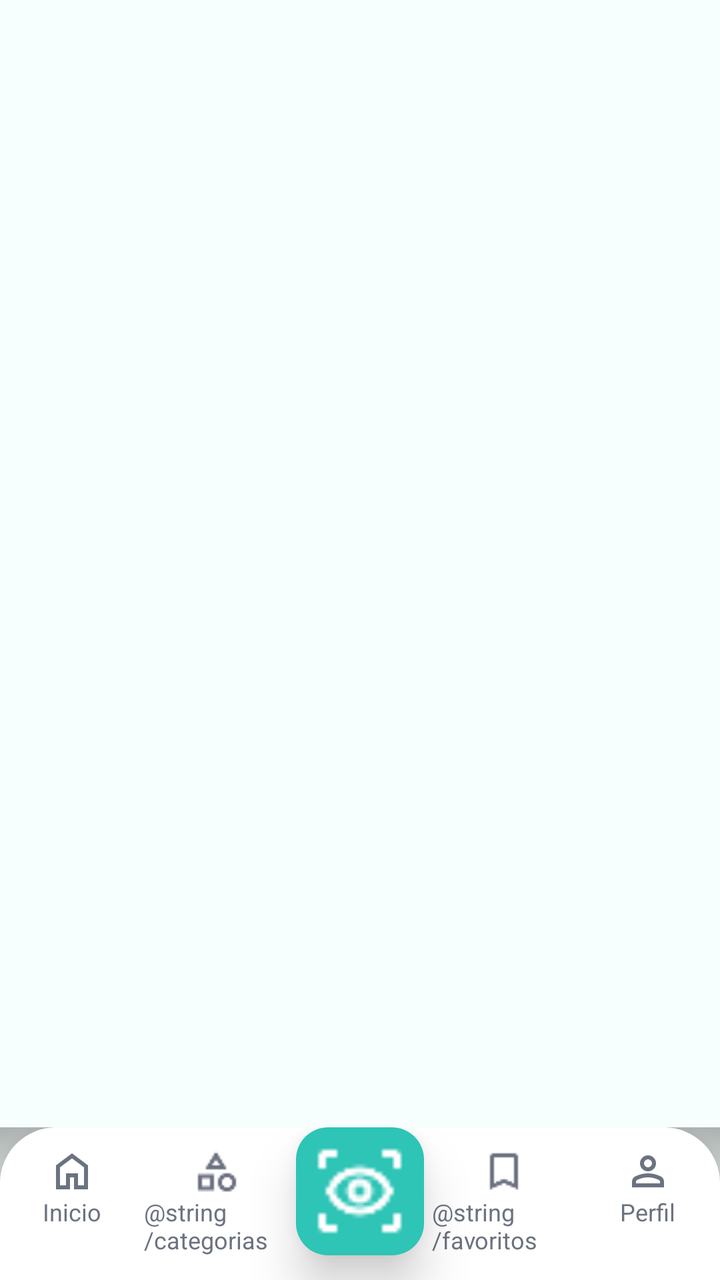
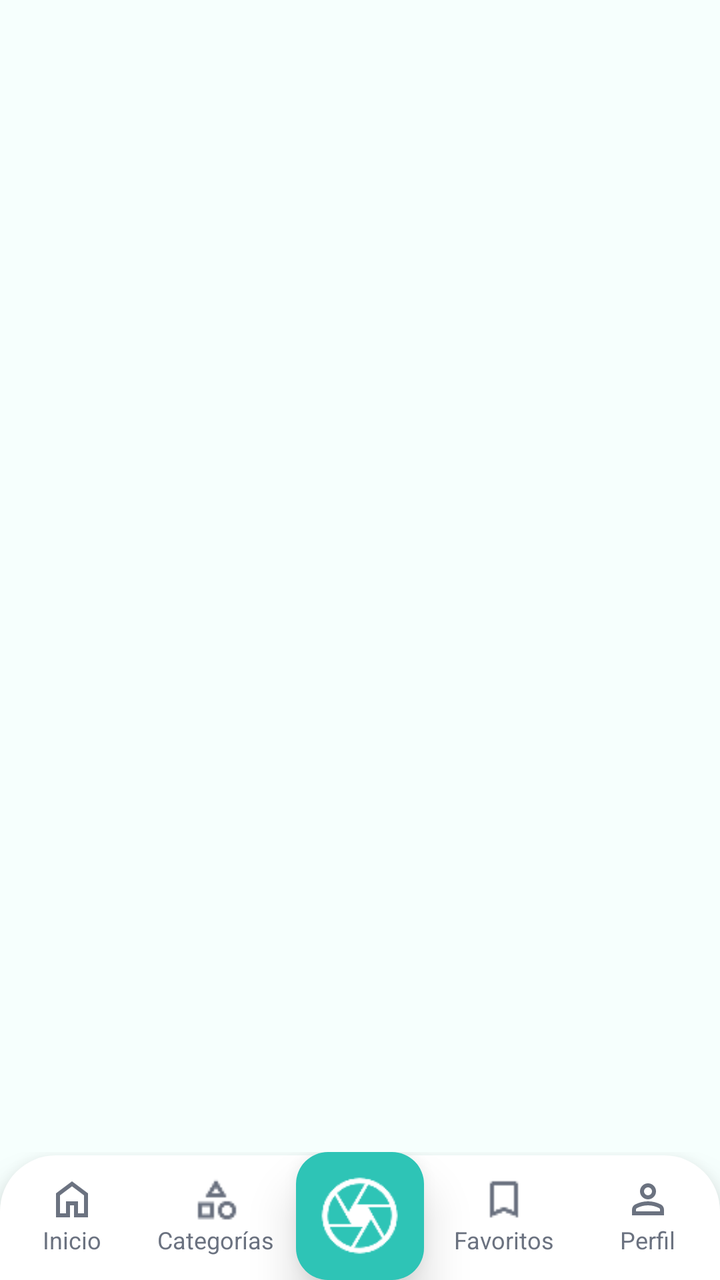

Two renders of the same Android screen: before a commit and after it. Below are the layout's source before the change and the commit's diff.
<!-- AndroidManifest.xml: application theme Theme.AnimalRecognizer -->
<!-- res/layout/activity_main_navigation.xml -->
<?xml version="1.0" encoding="utf-8"?>
<androidx.coordinatorlayout.widget.CoordinatorLayout
    xmlns:android="http://schemas.android.com/apk/res/android"
    xmlns:app="http://schemas.android.com/apk/res-auto"
    android:layout_width="match_parent"
    android:layout_height="match_parent"
    android:background="@color/background"
    android:fitsSystemWindows="true">

    
    <FrameLayout
        android:id="@+id/fragmentContainer"
        android:layout_width="match_parent"
        android:layout_height="match_parent"
        android:layout_marginBottom="72dp" />

    
    <FrameLayout
        android:layout_width="match_parent"
        android:layout_height="wrap_content"
        android:layout_gravity="bottom">

        
        <View
            android:layout_width="match_parent"
            android:layout_height="24dp"
            android:layout_gravity="top"
            android:background="@drawable/bg_bottom_nav_scrim" />

        
        <include
            layout="@layout/bottom_navigation_bar"
            android:layout_width="match_parent"
            android:layout_height="wrap_content"
            android:layout_gravity="bottom" />

    </FrameLayout>

</androidx.coordinatorlayout.widget.CoordinatorLayout>
<!-- res/layout/bottom_navigation_bar.xml (included above) -->
<?xml version="1.0" encoding="utf-8"?>
<FrameLayout xmlns:android="http://schemas.android.com/apk/res/android"
    xmlns:app="http://schemas.android.com/apk/res-auto"
    xmlns:tools="http://schemas.android.com/tools"
    android:layout_width="match_parent"
    android:layout_height="96dp"
    android:background="#00000000"
    android:clipChildren="false"
    android:clipToPadding="false">

    
    <View
        android:layout_width="96dp"
        android:layout_height="48dp"
        android:layout_gravity="start|top"
        android:background="@drawable/bg_bottom_nav_side_scrim" />

    
    <View
        android:layout_width="96dp"
        android:layout_height="48dp"
        android:layout_gravity="end|top"
        android:rotation="180"
        android:background="@drawable/bg_bottom_nav_side_scrim" />

    
    <LinearLayout
        android:layout_width="match_parent"
        android:layout_height="wrap_content"
        android:layout_gravity="bottom"
        android:orientation="horizontal"
        android:background="@drawable/bg_bottom_nav"
        android:paddingTop="10dp"
        android:paddingBottom="12dp"
        android:elevation="12dp">

        
        <LinearLayout
            android:id="@+id/homeButton"
            android:layout_width="0dp"
            android:layout_height="wrap_content"
            android:layout_weight="1"
            android:orientation="vertical"
            android:gravity="center_horizontal"
            tools:ignore="UseCompoundDrawables">

            <ImageView
                android:id="@+id/homeIcon"
                android:layout_width="wrap_content"
                android:layout_height="wrap_content"
                android:src="@drawable/ic_home_black_24dp"
                android:contentDescription="@string/Inicio"
                app:tint="@color/text_secondary" />

            <TextView
                android:id="@+id/homeText"
                android:layout_width="wrap_content"
                android:layout_height="wrap_content"
                android:text="@string/Inicio"
                android:textSize="12sp"
                android:textColor="@color/text_secondary" />
        </LinearLayout>

        
        <LinearLayout
            android:id="@+id/categoriesButton"
            android:layout_width="0dp"
            android:layout_height="wrap_content"
            android:layout_weight="1"
            android:orientation="vertical"
            android:gravity="center_horizontal"
            tools:ignore="UseCompoundDrawables">

            <ImageView
                android:id="@+id/categoriesIcon"
                android:layout_width="wrap_content"
                android:layout_height="wrap_content"
                android:src="@drawable/ic_category_24dp"
                android:contentDescription="@string/categorias"
                app:tint="@color/text_secondary" />

            <TextView
                android:id="@+id/categoriesText"
                android:layout_width="wrap_content"
                android:layout_height="wrap_content"
                android:text="@string/categorias"
                android:textSize="12sp"
                android:textColor="@color/text_secondary" />
        </LinearLayout>

        
        <View
            android:layout_width="0dp"
            android:layout_height="1dp"
            android:layout_weight="1" />

        
        <LinearLayout
            android:id="@+id/favoritesButton"
            android:layout_width="0dp"
            android:layout_height="wrap_content"
            android:layout_weight="1"
            android:orientation="vertical"
            android:gravity="center_horizontal"
            tools:ignore="UseCompoundDrawables">

            <ImageView
                android:id="@+id/favoritesIcon"
                android:layout_width="wrap_content"
                android:layout_height="wrap_content"
                android:src="@drawable/ic_bookmark_24dp"
                android:contentDescription="@string/favoritos"
                app:tint="@color/text_secondary" />

            <TextView
                android:id="@+id/favoritesText"
                android:layout_width="wrap_content"
                android:layout_height="wrap_content"
                android:text="@string/favoritos"
                android:textSize="12sp"
                android:textColor="@color/text_secondary" />
        </LinearLayout>

        
        <LinearLayout
            android:id="@+id/profileButton"
            android:layout_width="0dp"
            android:layout_height="wrap_content"
            android:layout_weight="1"
            android:orientation="vertical"
            android:gravity="center_horizontal"
            tools:ignore="UseCompoundDrawables">

            <ImageView
                android:id="@+id/profileIcon"
                android:layout_width="wrap_content"
                android:layout_height="wrap_content"
                android:src="@drawable/ic_person_black_24dp"
                android:contentDescription="@string/Perfil"
                app:tint="@color/text_secondary" />

            <TextView
                android:id="@+id/profileText"
                android:layout_width="wrap_content"
                android:layout_height="wrap_content"
                android:text="@string/Perfil"
                android:textSize="12sp"
                android:textColor="@color/text_secondary" />
        </LinearLayout>

    </LinearLayout>

    
    <com.google.android.material.floatingactionbutton.FloatingActionButton
        android:id="@+id/scanFab"
        android:layout_width="64dp"
        android:layout_height="64dp"
        app:fabCustomSize="64dp"
        app:maxImageSize="45dp"
        android:layout_gravity="top|center_horizontal"
        app:srcCompat="@drawable/ic_scan_24dp"
        app:backgroundTint="@color/primary"
        app:tint="@color/white"
        app:elevation="14dp"
        android:contentDescription="@string/escanear" />

</FrameLayout>
<!-- resources referenced by this layout -->
<resources>
  <color name="background">#F6FFFD</color>
  <color name="primary">#2EC4B6</color>
  <color name="text_secondary">#6B7280</color>
  <color name="white">#FFFFFFFF</color>
  <!-- drawable bg_bottom_nav (drawable) -->
  <?xml version="1.0" encoding="utf-8"?>
  <shape xmlns:android="http://schemas.android.com/apk/res/android">
      <solid android:color="@color/white"/>
      <corners
          android:topLeftRadius="28dp"
          android:topRightRadius="28dp"/>
  </shape>
  <!-- drawable bg_bottom_nav_scrim (drawable) -->
  <?xml version="1.0" encoding="utf-8"?>
  <shape xmlns:android="http://schemas.android.com/apk/res/android">
      <gradient
          android:startColor="#33000000"
          android:endColor="#00000000"
          android:angle="270" />
  </shape>
  <!-- drawable bg_bottom_nav_side_scrim (drawable) -->
  <?xml version="1.0" encoding="utf-8"?>
  <shape xmlns:android="http://schemas.android.com/apk/res/android">
      <gradient
          android:startColor="#22000000"
          android:endColor="#00000000"
          android:angle="0" />
  </shape>
  <!-- drawable ic_bookmark_24dp: png bitmap (drawable, 300 bytes) -->
  <!-- drawable ic_category_24dp: png bitmap (drawable, 504 bytes) -->
  <!-- drawable ic_home_black_24dp (drawable) -->
  <vector xmlns:android="http://schemas.android.com/apk/res/android"
      android:width="24dp"
      android:height="24dp"
      android:viewportWidth="960"
      android:viewportHeight="960">
    <path
        android:pathData="M240,760h120v-240h240v240h120v-360L480,220 240,400v360ZM160,840v-480l320,-240 320,240v480L520,840v-240h-80v240L160,840ZM480,490Z"
        android:fillColor="#000000"/>
  </vector>
  <!-- drawable ic_person_black_24dp (drawable) -->
  <vector xmlns:android="http://schemas.android.com/apk/res/android"
      android:width="24dp"
      android:height="24dp"
      android:viewportWidth="960"
      android:viewportHeight="960">
    <path
        android:pathData="M480,480q-66,0 -113,-47t-47,-113q0,-66 47,-113t113,-47q66,0 113,47t47,113q0,66 -47,113t-113,47ZM160,800v-112q0,-34 17.5,-62.5T224,582q62,-31 126,-46.5T480,520q66,0 130,15.5T736,582q29,15 46.5,43.5T800,688v112L160,800ZM240,720h480v-32q0,-11 -5.5,-20T700,654q-54,-27 -109,-40.5T480,600q-56,0 -111,13.5T260,654q-9,5 -14.5,14t-5.5,20v32ZM480,400q33,0 56.5,-23.5T560,320q0,-33 -23.5,-56.5T480,240q-33,0 -56.5,23.5T400,320q0,33 23.5,56.5T480,400ZM480,320ZM480,720Z"
        android:fillColor="#000000"/>
  </vector>
  <!-- drawable ic_scan_24dp: png bitmap (drawable, 653 bytes) -->
  <string name="Inicio">Inicio</string>
  <string name="Perfil">Perfil</string>
  <style name="Theme.AnimalRecognizer" parent="Base.Theme.AnimalRecognizer" />
  <style name="Base.Theme.AnimalRecognizer" parent="Theme.Material3.DayNight.NoActionBar">
          
          
      </style>
</resources>

<!-- the commit's change to res/layout/activity_main_navigation.xml (unified diff, before → after) -->
@@ -11,21 +11,13 @@
     <FrameLayout
         android:id="@+id/fragmentContainer"
         android:layout_width="match_parent"
-        android:layout_height="match_parent"
-        android:layout_marginBottom="72dp" />
+        android:layout_height="match_parent" />
 
     
     <FrameLayout
         android:layout_width="match_parent"
         android:layout_height="wrap_content"
         android:layout_gravity="bottom">
-
-        
-        <View
-            android:layout_width="match_parent"
-            android:layout_height="24dp"
-            android:layout_gravity="top"
-            android:background="@drawable/bg_bottom_nav_scrim" />
 
         
         <include
@@ -39,7 +31,8 @@
 </androidx.coordinatorlayout.widget.CoordinatorLayout>
 <!-- res/layout/bottom_navigation_bar.xml (included above) -->
 <?xml version="1.0" encoding="utf-8"?>
-<FrameLayout xmlns:android="http://schemas.android.com/apk/res/android"
+<FrameLayout
+    xmlns:android="http://schemas.android.com/apk/res/android"
     xmlns:app="http://schemas.android.com/apk/res-auto"
     xmlns:tools="http://schemas.android.com/tools"
     android:layout_width="match_parent"
@@ -47,21 +40,6 @@
     android:background="#00000000"
     android:clipChildren="false"
     android:clipToPadding="false">
-
-    
-    <View
-        android:layout_width="96dp"
-        android:layout_height="48dp"
-        android:layout_gravity="start|top"
-        android:background="@drawable/bg_bottom_nav_side_scrim" />
-
-    
-    <View
-        android:layout_width="96dp"
-        android:layout_height="48dp"
-        android:layout_gravity="end|top"
-        android:rotation="180"
-        android:background="@drawable/bg_bottom_nav_side_scrim" />
 
     
     <LinearLayout
@@ -84,6 +62,7 @@
             android:gravity="center_horizontal"
             tools:ignore="UseCompoundDrawables">
 
+            
             <ImageView
                 android:id="@+id/homeIcon"
                 android:layout_width="wrap_content"
@@ -92,6 +71,7 @@
                 android:contentDescription="@string/Inicio"
                 app:tint="@color/text_secondary" />
 
+            
             <TextView
                 android:id="@+id/homeText"
                 android:layout_width="wrap_content"
@@ -99,6 +79,7 @@
                 android:text="@string/Inicio"
                 android:textSize="12sp"
                 android:textColor="@color/text_secondary" />
+
         </LinearLayout>
 
         
@@ -126,6 +107,7 @@
                 android:text="@string/categorias"
                 android:textSize="12sp"
                 android:textColor="@color/text_secondary" />
+
         </LinearLayout>
 
         
@@ -159,6 +141,7 @@
                 android:text="@string/favoritos"
                 android:textSize="12sp"
                 android:textColor="@color/text_secondary" />
+
         </LinearLayout>
 
         
@@ -186,6 +169,7 @@
                 android:text="@string/Perfil"
                 android:textSize="12sp"
                 android:textColor="@color/text_secondary" />
+
         </LinearLayout>
 
     </LinearLayout>
@@ -195,13 +179,13 @@
         android:id="@+id/scanFab"
         android:layout_width="64dp"
         android:layout_height="64dp"
+        android:layout_gravity="top|center_horizontal"
+        android:contentDescription="@string/escanear"
+        app:backgroundTint="@color/primary"
+        app:elevation="14dp"
         app:fabCustomSize="64dp"
         app:maxImageSize="45dp"
-        android:layout_gravity="top|center_horizontal"
-        app:srcCompat="@drawable/ic_scan_24dp"
-        app:backgroundTint="@color/primary"
-        app:tint="@color/white"
-        app:elevation="14dp"
-        android:contentDescription="@string/escanear" />
+        app:srcCompat="@drawable/ic_camera_64dp"
+        app:tint="@color/white" />
 
 </FrameLayout>
<!-- resource entries referenced after the edit -->
@@ -12,23 +12,8 @@
           android:topLeftRadius="28dp"
           android:topRightRadius="28dp"/>
   </shape>
-  <!-- drawable bg_bottom_nav_scrim (drawable) -->
-  <?xml version="1.0" encoding="utf-8"?>
-  <shape xmlns:android="http://schemas.android.com/apk/res/android">
-      <gradient
-          android:startColor="#33000000"
-          android:endColor="#00000000"
-          android:angle="270" />
-  </shape>
-  <!-- drawable bg_bottom_nav_side_scrim (drawable) -->
-  <?xml version="1.0" encoding="utf-8"?>
-  <shape xmlns:android="http://schemas.android.com/apk/res/android">
-      <gradient
-          android:startColor="#22000000"
-          android:endColor="#00000000"
-          android:angle="0" />
-  </shape>
   <!-- drawable ic_bookmark_24dp: png bitmap (drawable, 300 bytes) -->
+  <!-- drawable ic_camera_64dp: png bitmap (drawable, 2566 bytes) -->
   <!-- drawable ic_category_24dp: png bitmap (drawable, 504 bytes) -->
   <!-- drawable ic_home_black_24dp (drawable) -->
   <vector xmlns:android="http://schemas.android.com/apk/res/android"
@@ -50,9 +35,11 @@
         android:pathData="M480,480q-66,0 -113,-47t-47,-113q0,-66 47,-113t113,-47q66,0 113,47t47,113q0,66 -47,113t-113,47ZM160,800v-112q0,-34 17.5,-62.5T224,582q62,-31 126,-46.5T480,520q66,0 130,15.5T736,582q29,15 46.5,43.5T800,688v112L160,800ZM240,720h480v-32q0,-11 -5.5,-20T700,654q-54,-27 -109,-40.5T480,600q-56,0 -111,13.5T260,654q-9,5 -14.5,14t-5.5,20v32ZM480,400q33,0 56.5,-23.5T560,320q0,-33 -23.5,-56.5T480,240q-33,0 -56.5,23.5T400,320q0,33 23.5,56.5T480,400ZM480,320ZM480,720Z"
         android:fillColor="#000000"/>
   </vector>
-  <!-- drawable ic_scan_24dp: png bitmap (drawable, 653 bytes) -->
   <string name="Inicio">Inicio</string>
   <string name="Perfil">Perfil</string>
+  <string name="categorias">Categorías</string>
+  <string name="escanear">Escanear</string>
+  <string name="favoritos">Favoritos</string>
   <style name="Theme.AnimalRecognizer" parent="Base.Theme.AnimalRecognizer" />
   <style name="Base.Theme.AnimalRecognizer" parent="Theme.Material3.DayNight.NoActionBar">
           
